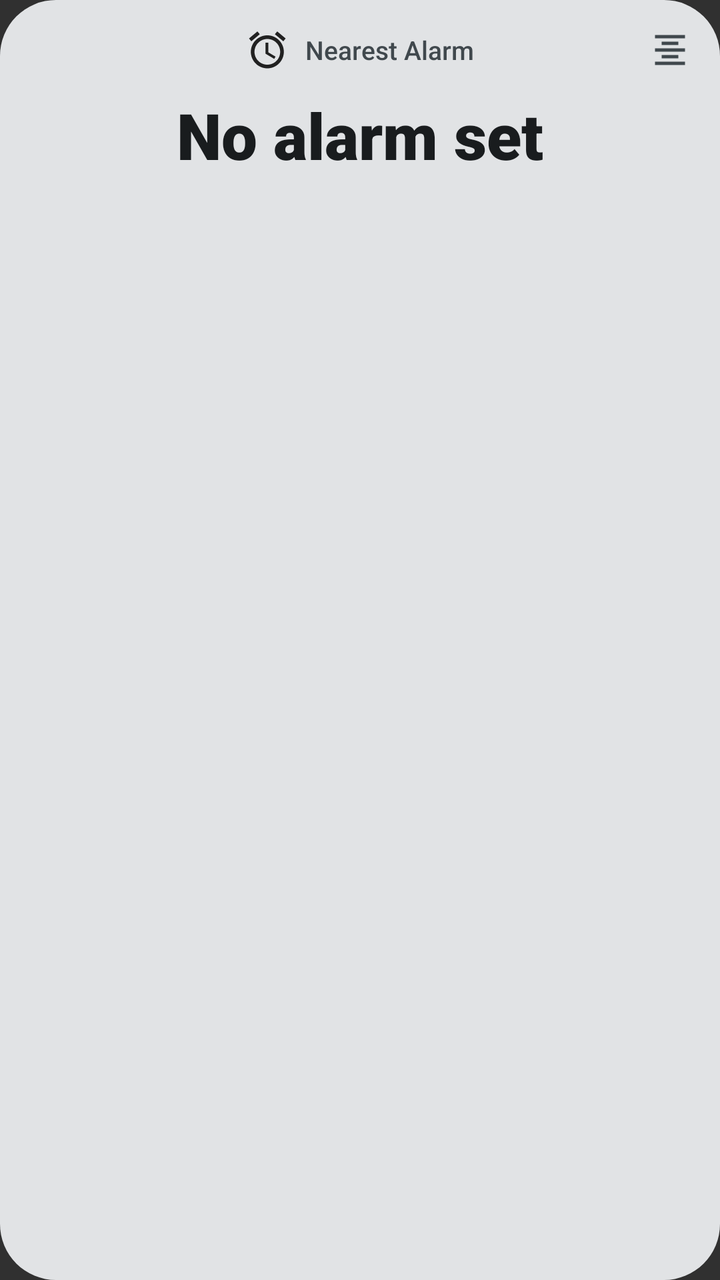
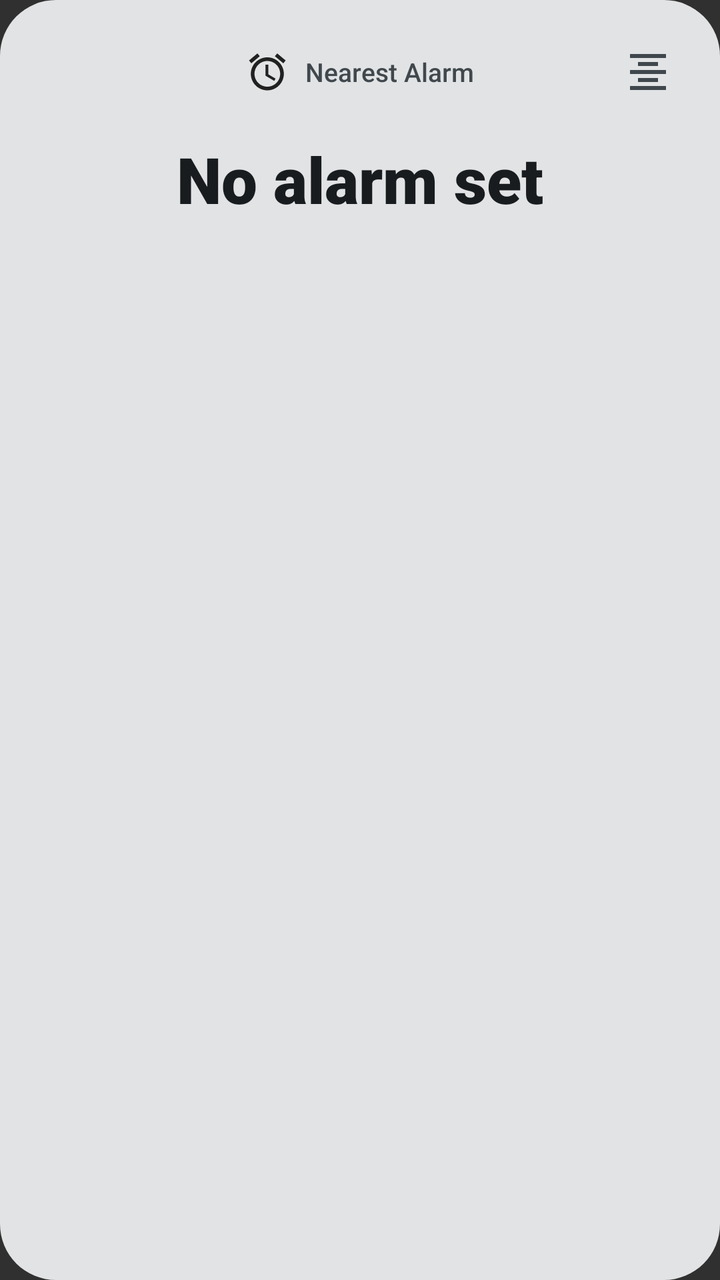

Two renders of the same Android screen: before a commit and after it. Below are the layout's source before the change and the commit's diff.
<!-- AndroidManifest.xml: application theme android:Theme.Material.NoActionBar -->
<!-- res/layout/widget_next_up_center.xml -->
<?xml version="1.0" encoding="utf-8"?>
<RelativeLayout xmlns:android="http://schemas.android.com/apk/res/android"
    android:id="@+id/widget_root"
    android:layout_width="match_parent"
    android:layout_height="match_parent"
    android:background="@drawable/widget_background"
    android:padding="12dp">

    
    <LinearLayout
        android:id="@+id/widget_header"
        android:layout_width="match_parent"
        android:layout_height="wrap_content"
        android:gravity="center_vertical"
        android:orientation="horizontal">

        
        <ImageView
            android:layout_width="26dp"
            android:layout_height="26dp"
            android:contentDescription="@null" />

        <LinearLayout
            android:layout_width="0dp"
            android:layout_height="wrap_content"
            android:layout_weight="1"
            android:gravity="center"
            android:orientation="horizontal">

            <ImageView
                android:id="@+id/widget_icon"
                android:layout_width="22dp"
                android:layout_height="22dp"
                android:contentDescription="@string/app_name"
                android:src="@drawable/ic_alarm" />

            <TextView
                android:id="@+id/widget_title"
                android:layout_width="wrap_content"
                android:layout_height="wrap_content"
                android:layout_marginStart="8dp"
                android:ellipsize="end"
                android:fontFamily="sans-serif-medium"
                android:maxLines="1"
                android:text="@string/nearest_alarm_title"
                android:textColor="@color/widget_on_surface_variant"
                android:textSize="13sp" />
        </LinearLayout>

        <ImageView
            android:id="@+id/widget_btn_align_toggle"
            android:layout_width="26dp"
            android:layout_height="26dp"
            android:padding="3dp"
            android:contentDescription="@string/widget_alignment_title"
            android:src="@drawable/ic_format_align_center" />
    </LinearLayout>

    
    <LinearLayout
        android:layout_width="match_parent"
        android:layout_height="wrap_content"
        android:layout_below="@id/widget_header"
        android:layout_centerVertical="true"
        android:layout_marginTop="8dp"
        android:orientation="vertical">

        <TextView
            android:id="@+id/widget_countdown"
            android:layout_width="match_parent"
            android:layout_height="wrap_content"
            android:autoSizeMaxTextSize="38sp"
            android:autoSizeMinTextSize="14sp"
            android:autoSizeStepGranularity="1sp"
            android:autoSizeTextType="uniform"
            android:ellipsize="none"
            android:fontFamily="sans-serif-black"
            android:gravity="center"
            android:maxLines="1"
            android:text="@string/no_alarm_set"
            android:textColor="@color/widget_on_surface"
            android:textSize="32sp" />

        <TextView
            android:id="@+id/widget_alarm_time"
            android:layout_width="match_parent"
            android:layout_height="wrap_content"
            android:layout_marginTop="2dp"
            android:ellipsize="end"
            android:fontFamily="sans-serif"
            android:gravity="center"
            android:maxLines="1"
            android:text=""
            android:textColor="@color/widget_on_surface_variant"
            android:textSize="13sp" />
    </LinearLayout>

</RelativeLayout>
<!-- resources referenced by this layout -->
<resources>
  <color name="widget_on_surface">#1D1B20</color>
  <color name="widget_on_surface_variant">#49454F</color>
  <!-- drawable ic_alarm (drawable) -->
  <vector xmlns:android="http://schemas.android.com/apk/res/android"
      android:width="24dp"
      android:height="24dp"
      android:viewportWidth="24"
      android:viewportHeight="24"
      android:tint="?android:attr/colorPrimary">
      <path
          android:fillColor="@android:color/white"
          android:pathData="M22,5.72l-4.6,-3.86 -1.29,1.53 4.6,3.86L22,5.72zM7.88,3.39L6.6,1.86 2,5.71l1.29,1.53 4.59,-3.85zM12.5,8H11v6l4.75,2.85 0.75,-1.23 -4,-2.37V8zM12,4c-4.97,0 -9,4.03 -9,9s4.02,9 9,9 9,-4.03 9,-9 -4.03,-9 -9,-9zM12,20c-3.87,0 -7,-3.13 -7,-7s3.13,-7 7,-7 7,3.13 7,7 -3.13,7 -7,7z"/>
  </vector>
  <!-- drawable ic_format_align_center (drawable) -->
  <vector xmlns:android="http://schemas.android.com/apk/res/android"
      android:width="24dp"
      android:height="24dp"
      android:viewportWidth="24"
      android:viewportHeight="24"
      android:tint="@color/widget_on_surface_variant">
      <path
          android:fillColor="@android:color/white"
          android:pathData="M7,15v2h10v-2H7zm-4,6h18v-2H3v2zm0,-8h18v-2H3v2zm4,-6v2h10V7H7zM3,3v2h18V3H3z" />
  </vector>
  <!-- drawable widget_background (drawable) -->
  <?xml version="1.0" encoding="utf-8"?>
  <shape xmlns:android="http://schemas.android.com/apk/res/android"
      android:shape="rectangle">
      <corners android:radius="28dp" />
      <solid android:color="@color/widget_surface" />
  </shape>
  <string name="app_name">NextUp</string>
  <string name="nearest_alarm_title">Nearest Alarm</string>
  <string name="no_alarm_set">No alarm set</string>
  <string name="widget_alignment_title">Widget Text Alignment</string>
  <color name="widget_surface">#F2EDF7</color>
</resources>

<!-- the commit's change to res/layout/widget_next_up_center.xml (unified diff, before → after) -->
@@ -8,7 +8,7 @@
 
     
     <LinearLayout
-        android:id="@+id/widget_header"
+        android:id="@+id/widget_top_bar"
         android:layout_width="match_parent"
         android:layout_height="wrap_content"
         android:gravity="center_vertical"
@@ -16,11 +16,12 @@
 
         
         <ImageView
-            android:layout_width="26dp"
-            android:layout_height="26dp"
+            android:layout_width="48dp"
+            android:layout_height="48dp"
             android:contentDescription="@null" />
 
         <LinearLayout
+            android:id="@+id/widget_header"
             android:layout_width="0dp"
             android:layout_height="wrap_content"
             android:layout_weight="1"
@@ -47,11 +48,12 @@
                 android:textSize="13sp" />
         </LinearLayout>
 
+        
         <ImageView
             android:id="@+id/widget_btn_align_toggle"
-            android:layout_width="26dp"
-            android:layout_height="26dp"
-            android:padding="3dp"
+            android:layout_width="48dp"
+            android:layout_height="48dp"
+            android:padding="12dp"
             android:contentDescription="@string/widget_alignment_title"
             android:src="@drawable/ic_format_align_center" />
     </LinearLayout>
@@ -60,7 +62,7 @@
     <LinearLayout
         android:layout_width="match_parent"
         android:layout_height="wrap_content"
-        android:layout_below="@id/widget_header"
+        android:layout_below="@id/widget_top_bar"
         android:layout_centerVertical="true"
         android:layout_marginTop="8dp"
         android:orientation="vertical">
